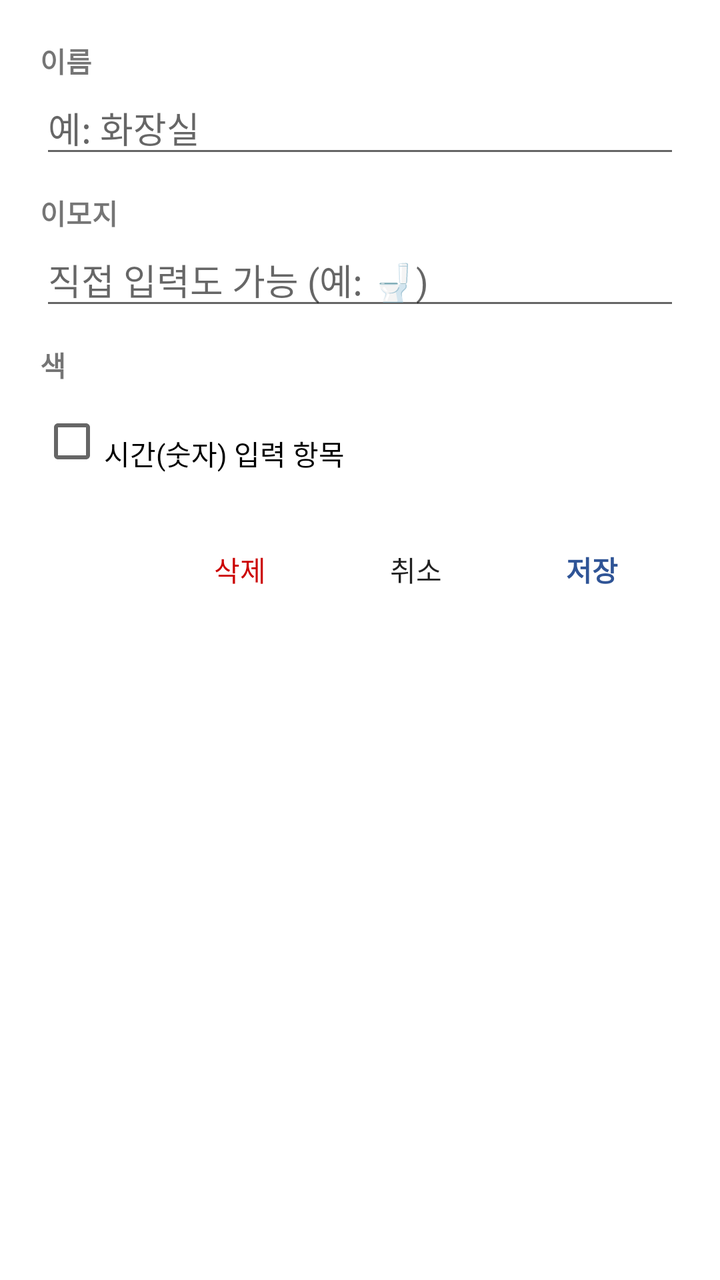
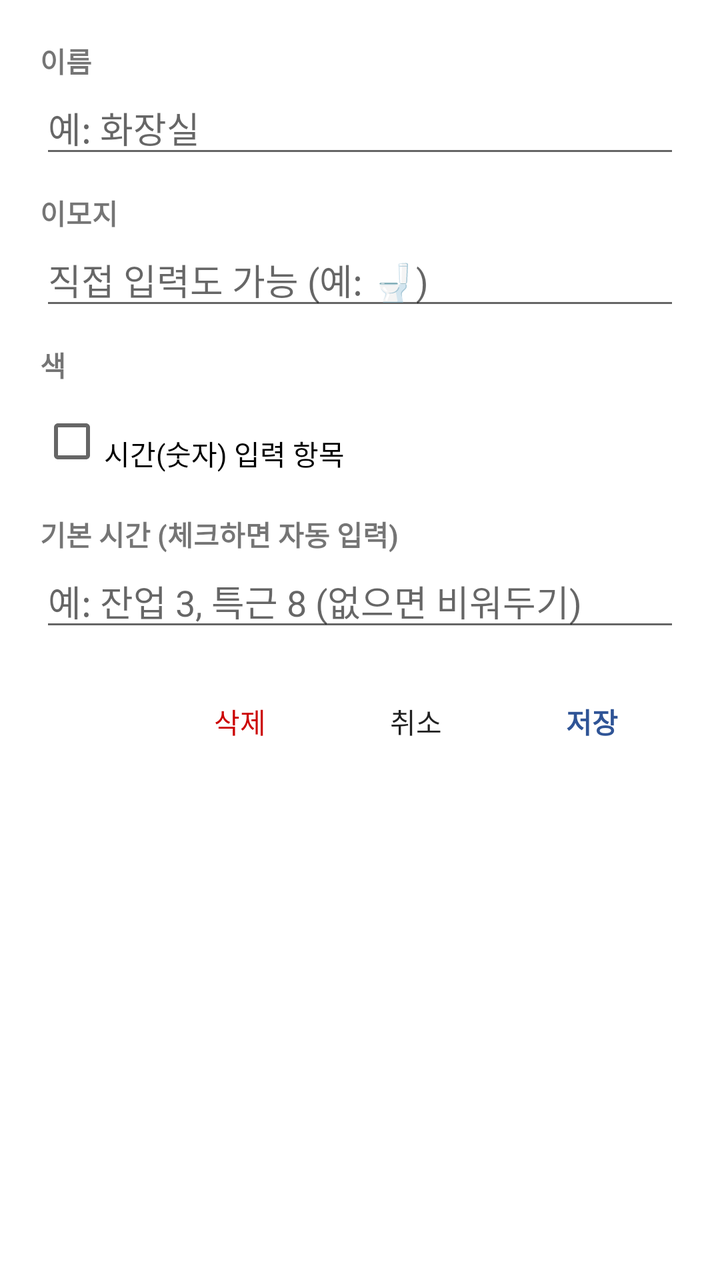

Screens rendered from an Android XML layout before and after an edit, with the pre-edit source and the edit as a unified diff.
<!-- AndroidManifest.xml: application theme Theme.OvertimeCalendar -->
<!-- res/layout/dialog_category_edit.xml -->
<?xml version="1.0" encoding="utf-8"?>
<ScrollView xmlns:android="http://schemas.android.com/apk/res/android"
    android:layout_width="match_parent"
    android:layout_height="wrap_content">
    <LinearLayout
        android:layout_width="match_parent"
        android:layout_height="wrap_content"
        android:orientation="vertical"
        android:padding="20dp">

        <TextView
            android:layout_width="wrap_content"
            android:layout_height="wrap_content"
            android:text="이름"
            android:textStyle="bold"/>
        <EditText
            android:id="@+id/etCatName"
            android:layout_width="match_parent"
            android:layout_height="wrap_content"
            android:inputType="text"
            android:hint="예: 화장실"
            android:importantForAutofill="no"/>

        <TextView
            android:layout_width="wrap_content"
            android:layout_height="wrap_content"
            android:text="이모지"
            android:textStyle="bold"
            android:paddingTop="12dp"/>
        <LinearLayout
            android:id="@+id/emojiPalette"
            android:layout_width="match_parent"
            android:layout_height="wrap_content"
            android:orientation="horizontal"/>
        <EditText
            android:id="@+id/etCatEmoji"
            android:layout_width="match_parent"
            android:layout_height="wrap_content"
            android:inputType="text"
            android:hint="직접 입력도 가능 (예: 🚽)"
            android:importantForAutofill="no"/>

        <TextView
            android:layout_width="wrap_content"
            android:layout_height="wrap_content"
            android:text="색"
            android:textStyle="bold"
            android:paddingTop="12dp"/>
        <LinearLayout
            android:id="@+id/colorPalette"
            android:layout_width="match_parent"
            android:layout_height="wrap_content"
            android:orientation="horizontal"
            android:paddingTop="4dp"/>

        <CheckBox
            android:id="@+id/cbHasNumber"
            android:layout_width="wrap_content"
            android:layout_height="wrap_content"
            android:text="시간(숫자) 입력 항목"
            android:paddingTop="12dp"/>

        <LinearLayout
            android:layout_width="match_parent"
            android:layout_height="wrap_content"
            android:orientation="horizontal"
            android:gravity="end"
            android:paddingTop="16dp">
            <Button
                android:id="@+id/btnCatDelete"
                android:layout_width="wrap_content"
                android:layout_height="wrap_content"
                android:text="삭제"
                android:textColor="@color/sunday"
                style="?android:attr/borderlessButtonStyle"/>
            <Button
                android:id="@+id/btnCatCancel"
                android:layout_width="wrap_content"
                android:layout_height="wrap_content"
                android:text="취소"
                style="?android:attr/borderlessButtonStyle"/>
            <Button
                android:id="@+id/btnCatSave"
                android:layout_width="wrap_content"
                android:layout_height="wrap_content"
                android:text="저장"
                android:textColor="@color/primary"
                android:textStyle="bold"
                style="?android:attr/borderlessButtonStyle"/>
        </LinearLayout>
    </LinearLayout>
</ScrollView>
<!-- resources referenced by this layout -->
<resources>
  <color name="primary">#2F5496</color>
  <color name="sunday">#CC0000</color>
  <style name="Theme.OvertimeCalendar" parent="Theme.MaterialComponents.Light.NoActionBar">
          <item name="colorPrimary">@color/primary</item>
          <item name="colorPrimaryDark">@color/primary_dark</item>
          <item name="colorOnPrimary">@color/on_primary</item>
          <item name="android:windowBackground">@color/bg</item>
      </style>
  <color name="primary_dark">#1F3A6E</color>
  <color name="on_primary">#FFFFFF</color>
  <color name="bg">#FFFFFF</color>
</resources>

<!-- the commit's change to res/layout/dialog_category_edit.xml (unified diff, before → after) -->
@@ -60,6 +60,20 @@
             android:text="시간(숫자) 입력 항목"
             android:paddingTop="12dp"/>
 
+        <TextView
+            android:layout_width="wrap_content"
+            android:layout_height="wrap_content"
+            android:text="기본 시간 (체크하면 자동 입력)"
+            android:textStyle="bold"
+            android:paddingTop="12dp"/>
+        <EditText
+            android:id="@+id/etCatDefault"
+            android:layout_width="match_parent"
+            android:layout_height="wrap_content"
+            android:inputType="numberDecimal"
+            android:hint="예: 잔업 3, 특근 8 (없으면 비워두기)"
+            android:importantForAutofill="no"/>
+
         <LinearLayout
             android:layout_width="match_parent"
             android:layout_height="wrap_content"
